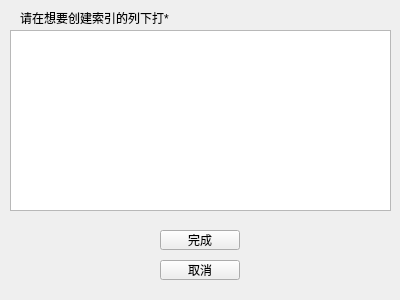
First picture: the form in gui/ColaSqlGui/ui/createindex.ui, repository YXHXianYu/2023-BJTU-DBMS-Project, before the edit.
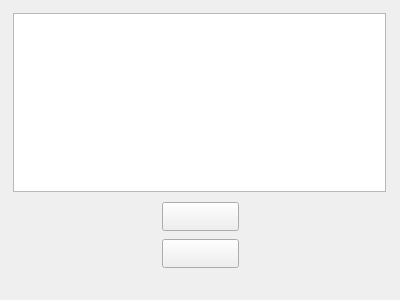
Second picture: the form after the edit. Icons and pictures are not drawn.

Commit message: feat(gui): create record and create index beautify

```diff
--- a/gui/ColaSqlGui/ui/createindex.ui
+++ b/gui/ColaSqlGui/ui/createindex.ui
@@ -26,53 +26,51 @@
    <string>MainWindow</string>
   </property>
   <widget class="QWidget" name="centralwidget">
+   <property name="styleSheet">
+    <string notr="true">#centralwidget{border-image: url(:/images/create/createindex-bg.png)}</string>
+   </property>
    <widget class="QPushButton" name="btn_cancel">
     <property name="geometry">
      <rect>
-      <x>160</x>
-      <y>260</y>
-      <width>80</width>
-      <height>20</height>
+      <x>162</x>
+      <y>239</y>
+      <width>77</width>
+      <height>29</height>
      </rect>
     </property>
+    <property name="styleSheet">
+     <string notr="true">QPushButton#btn_cancel{border-image: url(:/images/create/cancel-1.png)}
+QPushButton::pressed#btn_cancel{border-image: url(:/images/create/cancel-2.png)}</string>
+    </property>
     <property name="text">
-     <string>取消</string>
+     <string/>
     </property>
    </widget>
    <widget class="QTableView" name="tableView">
     <property name="geometry">
      <rect>
-      <x>10</x>
-      <y>30</y>
-      <width>381</width>
-      <height>181</height>
+      <x>13</x>
+      <y>13</y>
+      <width>373</width>
+      <height>179</height>
      </rect>
     </property>
    </widget>
    <widget class="QPushButton" name="btn_finish">
     <property name="geometry">
      <rect>
-      <x>160</x>
-      <y>230</y>
-      <width>80</width>
-      <height>20</height>
+      <x>162</x>
+      <y>202</y>
+      <width>77</width>
+      <height>29</height>
      </rect>
     </property>
-    <property name="text">
-     <string>完成</string>
+    <property name="styleSheet">
+     <string notr="true">QPushButton#btn_finish{border-image: url(:/images/create/ok-1.png)}
+QPushButton::pressed#btn_finish{border-image: url(:/images/create/ok-2.png)}</string>
     </property>
-   </widget>
-   <widget class="QLabel" name="label">
-    <property name="geometry">
-     <rect>
-      <x>20</x>
-      <y>10</y>
-      <width>291</width>
-      <height>16</height>
-     </rect>
-    </property>
     <property name="text">
-     <string>请在想要创建索引的列下打*</string>
+     <string/>
     </property>
    </widget>
   </widget>
```
The commit also changes 12 other files.
